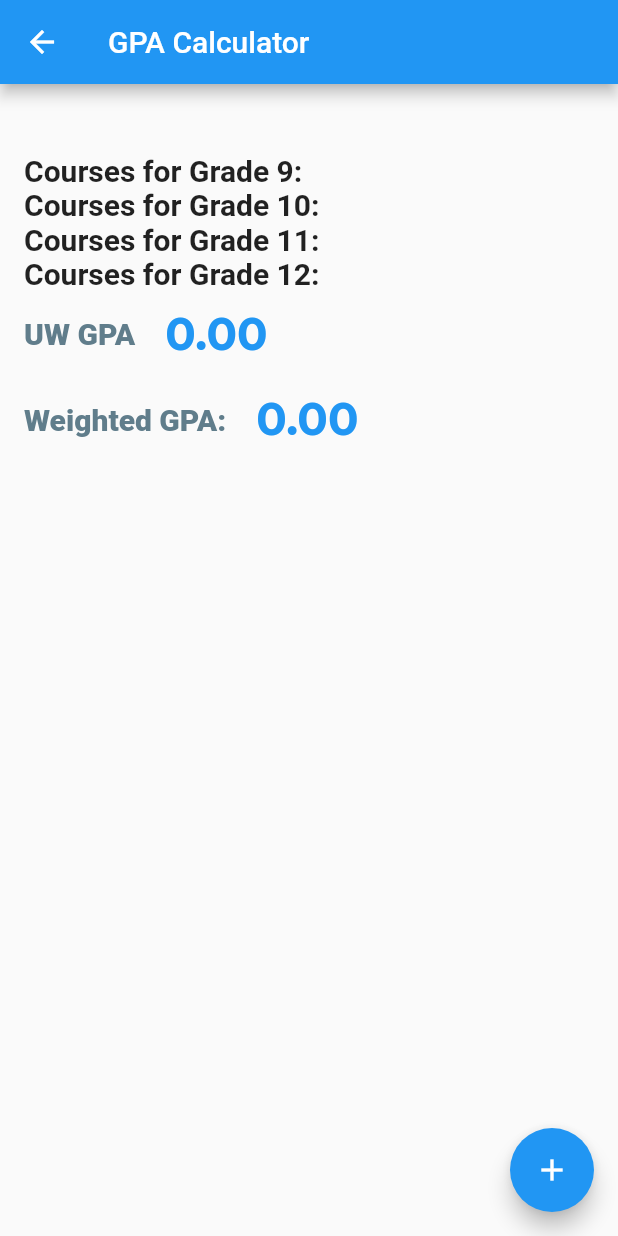
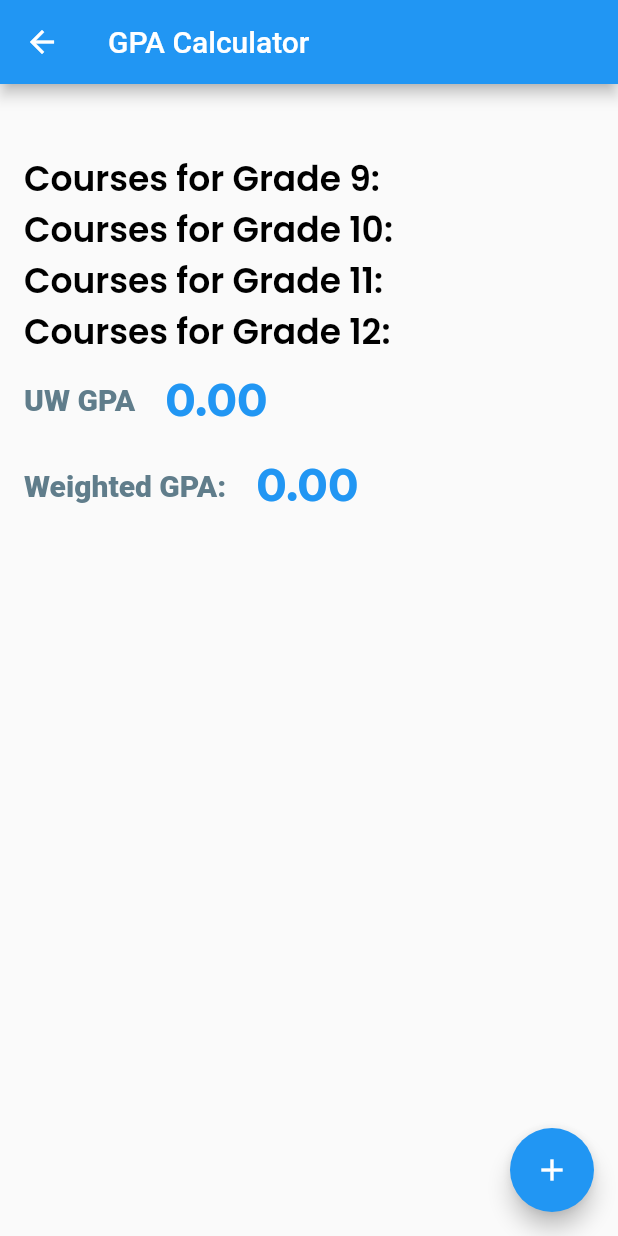
Before and after one commit to DannyM125/intro_to_programming_FBLA_23-24, a Flutter app: the CalculatorScreen screen opened directly, on a phone screen of 412 x 824 dp. Run offline on Flutter 3.47's test engine with Material 2 defaults, Android fonts, the phone set to English and light mode, and no system bars; our stand-ins replace google_fonts, shared_preferences; accounts and stored records are empty.

Commit message:
UI, color, font, and text changes made by me and noel hehe

```diff
--- a/lib/CoursePage.dart
+++ b/lib/CoursePage.dart
@@ -11,7 +11,7 @@ class CalculatorScreen extends StatefulWidget {
 }
 
 class _CalculatorScreenState extends State<CalculatorScreen> {
-  List<String> letterGrades = ['A', 'B', 'C', 'D', 'F'];
+  List<String> letterGrades = ['A', 'B+', 'B', 'C+', 'C', 'D', 'F'];
   String selectedLetterGrade = 'A';
   List<int> gradeLevels = [9, 10, 11, 12];
   int selectedGradeLevel = 9;
@@ -244,7 +244,11 @@ class _CalculatorScreenState extends State<CalculatorScreen> {
           children: [
             Text(
               'Courses for Grade $gradeLevel:',
-              style: TextStyle(fontSize: 20, fontWeight: FontWeight.bold),
+              style: GoogleFonts.poppins(
+            fontSize: 23,
+            fontWeight: FontWeight.w600,
+            color: Colors.black,
+          ),
             ),
             ListView.builder(
               shrinkWrap: true,
@@ -252,9 +256,12 @@ class _CalculatorScreenState extends State<CalculatorScreen> {
               itemCount: getCourseList(gradeLevel).length,
               itemBuilder: (context, index) {
                 return ListTile(
-                  title: Text(getCourseList(gradeLevel)[index].name),
+                  title: Text(getCourseList(gradeLevel)[index].name,
+                  style: TextStyle(fontSize: 20,)
+                  ),
                   subtitle: Text(
                     'Grade: ${getCourseList(gradeLevel)[index].grade}, Credits: ${getCourseList(gradeLevel)[index].credits}',
+                  style: TextStyle(fontSize: 16,)
                   ),
                   trailing: IconButton(
                     icon: Icon(Icons.delete),
@@ -468,8 +475,12 @@ class _CalculatorScreenState extends State<CalculatorScreen> {
     switch (grade) {
       case 'A':
         return 4.0;
+      case 'B+':
+        return 3.5;
       case 'B':
         return 3.0;
+      case 'C+':
+        return 2.5;
       case 'C':
         return 2.0;
       case 'D':
--- a/lib/StatsPage.dart
+++ b/lib/StatsPage.dart
@@ -1,9 +1,12 @@
 import 'package:flutter/material.dart';
 import 'package:intro_to_programming_fbla/CoursePage.dart';
+import 'CoursePage.dart';
 import 'util/AppColors.dart';
 
 class StatisticsScreen extends StatelessWidget {
   @override
+  CalculatorScreen calculatorScreen = new CalculatorScreen();
+
   Widget build(BuildContext context) {
     return Scaffold(
       appBar: AppBar(
```
